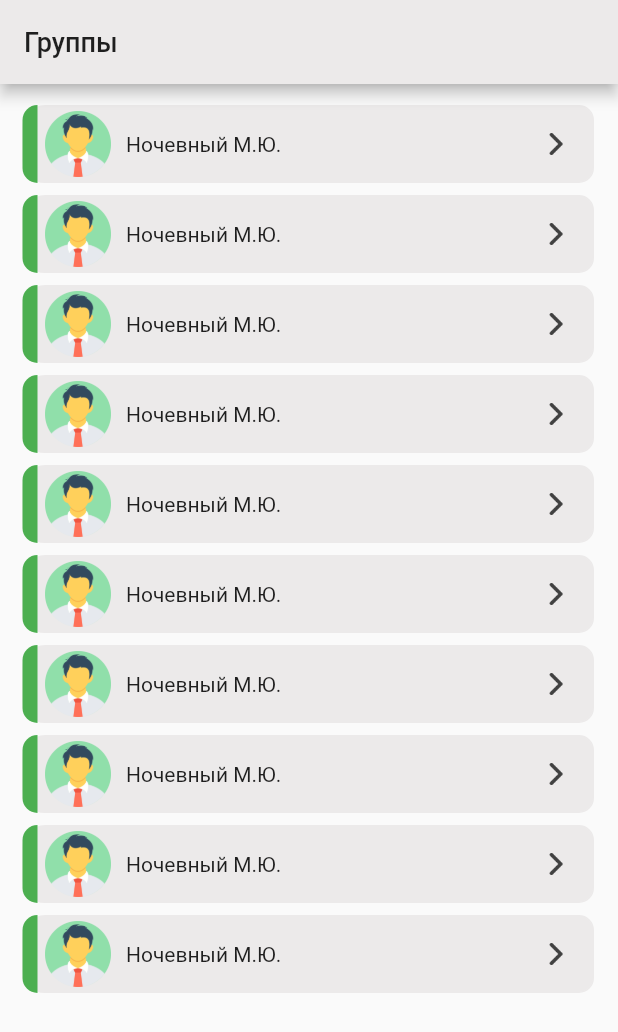
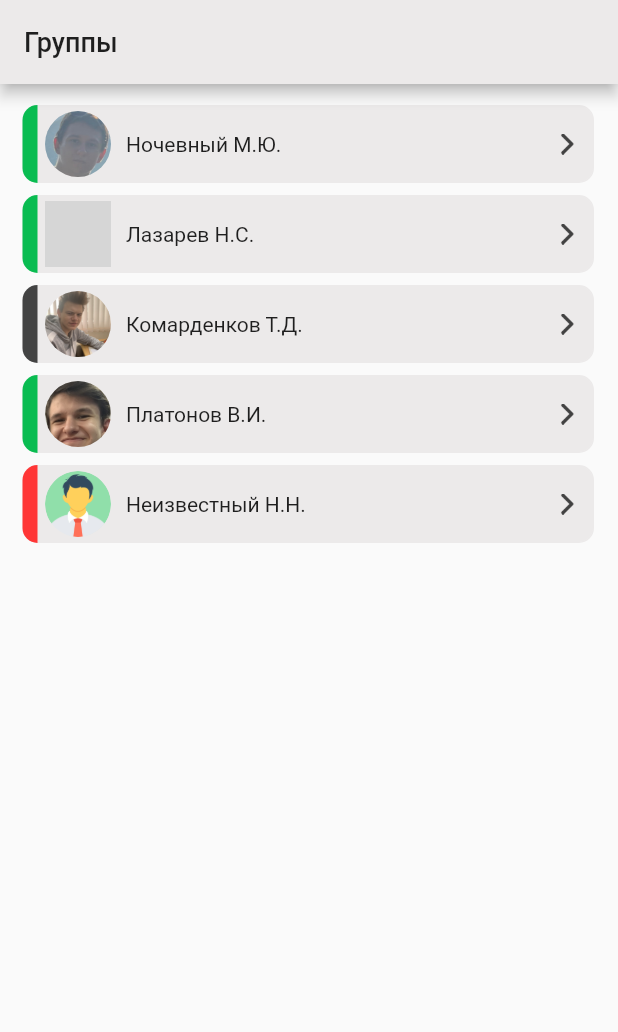
Before and after one commit to Velp6268/AppHealthStatus, a Flutter app: the Group screen opened directly, on a phone screen of 412 x 824 dp. Shown: the top 1032 px of the screen. Run offline on Flutter 3.47's test engine with Material 2 defaults, Android fonts, the phone set to English and light mode, and no system bars; grey boxes are pictures that could not be loaded.

Commit message:
process0.95

```diff
--- a/lib/Architecture/User.dart
+++ b/lib/Architecture/User.dart
@@ -1,14 +1,28 @@
+import 'dart:ui';
+
+//import 'package:health_status/Theme/app_colors.dart';
+
 class User {
-  late int id;
-  late String name;
+  final int id;
+  final String fullName;
+  final String imageName;
+  final Color? healthStatus;
+
+  User({
+    required this.id,
+    required this.fullName,
+    required this.imageName,
+    required this.healthStatus
+});
+
 
 
   String get user_name {
-    return name;
+    return fullName;
   }
 
-  void set user_name(String name) {
-    this.name = name;
+  void set user_name(String fullName) {
+    fullName = fullName;
   }
 
   int get id_user {
@@ -16,6 +30,9 @@ class User {
   }
 
   void set id_user(int id) {
-    this.id = id;
+    id = id;
   }
+
+
+
 }
--- a/lib/Frames/Group.dart
+++ b/lib/Frames/Group.dart
@@ -1,17 +1,18 @@
 import 'package:flutter/cupertino.dart';
 import 'package:flutter/material.dart';
 import 'package:health_status/Architecture/Repository.dart';
+import 'package:health_status/Architecture/User.dart';
 import 'package:health_status/resources/resources.dart';
 import 'package:health_status/Theme/app_colors.dart';
 
 class Group extends StatelessWidget {
+  final Repository repository;
 
-  final Repository repository;
   const Group({Key? key, required this.repository}) : super(key: key);
 
   @override
   Widget build(BuildContext context) {
-    // var list = repository.getAll();
+    var students = repository.getAll();
 
     return Scaffold(
       appBar: AppBar(
@@ -24,9 +25,10 @@ class Group extends StatelessWidget {
           ///Лист
           ListView.builder(
             padding: const EdgeInsets.only(top: 6),
-            itemCount: 10,
+            itemCount: students.length,
             itemExtent: 60,
             itemBuilder: (BuildContext context, int index) {
+              final student = students[index];
               return Container(
                 ///отвечает за отступы Элемента списка от краев
                 padding: const EdgeInsets.fromLTRB(15, 8, 16, 0),
@@ -39,12 +41,13 @@ class Group extends StatelessWidget {
                       borderRadius: const BorderRadius.only(
                           topRight: Radius.circular(10),
                           bottomRight: Radius.circular(10),
-                          topLeft: Radius.circular(15),
-                          bottomLeft: Radius.circular(15)),
+                          topLeft: Radius.circular(10),
+                          bottomLeft: Radius.circular(10)),
                       color: AppColors.mainGrey),
                   child: Row(
                     children: [
-                      buildHealthLineContainer(),
+                      ///Метод в котором хранится Контейнер с полоской здоровья
+                      buildHealthyLine(student),
 
                       ///Делаем отступ
                       const Padding(
@@ -52,37 +55,28 @@ class Group extends StatelessWidget {
                       ),
 
                       ///Аватарка
-                      const Image(
-                        image: AssetImage(AppImages.man),
+
+                      ClipOval(
+                        child: Image(
+                          image: AssetImage(student.imageName),
                           width: 44,
                           height: 44,
+                          fit: BoxFit.fitWidth,
+                        ),
                       ),
 
                       ///Контейнер в котором хранится колонка с текстом
-                      Expanded(
-                        flex: 3,
-                        child: Container(
-                          padding: const EdgeInsets.only(left: 10),
-                          child: Column(
-                            crossAxisAlignment: CrossAxisAlignment.start,
-                            children: const [
-                              SizedBox(height: 18),
-                              Text('Ночевный М.Ю.')
-                            ],
-                          ),
-                        ),
-                      ),
+                      buildFullName(student),
 
-                      ///Отступ от контейнера для поинтера
-                      ///
+                      ///Отступ от контейнера для стрелочки и сама стрелочка
                       Expanded(
                         flex: 1,
                         child: Container(
-                            padding: const EdgeInsets.only(left: 30),
+                            padding: const EdgeInsets.only(left: 45),
                             child: const Image(
                               image: AssetImage(AppImages.pointer),
-                              width: 15,
-                              height: 15,
+                              width: 14,
+                              height: 14,
                             )),
                       ),
 
@@ -98,16 +92,30 @@ class Group extends StatelessWidget {
     );
   }
 
-  Container buildHealthLineContainer() {
+  ///контейнер отвечающий за полоску здоровья
+  Container buildHealthyLine(User student) {
     return Container(
-                      ///контейнер отвечающий за полоску здоровья
-                      decoration: const BoxDecoration(
-                        borderRadius: BorderRadius.horizontal(
-                          left: Radius.circular(15),
+      decoration: BoxDecoration(
+        borderRadius: const BorderRadius.horizontal(
+          left: Radius.circular(10),
         ),
-                        color: Colors.green,
+        color: student.healthStatus,
       ),
       width: 10,
     );
   }
+
+  ///Контейнер отвечающий за Имя
+  Expanded buildFullName(User student) {
+    return Expanded(
+      flex: 3,
+      child: Container(
+        padding: const EdgeInsets.only(left: 10),
+        child: Column(
+          crossAxisAlignment: CrossAxisAlignment.start,
+          children: [SizedBox(height: 18), Text(student.fullName)],
+        ),
+      ),
+    );
   }
+}
--- a/lib/main_screen_widget.dart
+++ b/lib/main_screen_widget.dart
@@ -1,6 +1,6 @@
 import 'package:flutter/material.dart';
 import 'package:health_status/Architecture/DbMock.dart';
-// import 'package:health_status/Architecture/IDataSourse.dart';
+//import 'package:health_status/Architecture/IDataSourse.dart';
 import 'package:health_status/Architecture/Repository.dart';
 import 'package:health_status/Frames/Group.dart';
 import 'package:health_status/Frames/Status.dart';
--- a/lib/resources/app_images.dart
+++ b/lib/resources/app_images.dart
@@ -3,6 +3,10 @@ part of 'resources.dart';
 class AppImages {
   AppImages._();
 
+  static const String maks = 'images/Maks.jpg';
+  static const String tim = 'images/Tim.jpg';
+  static const String vitalya = 'images/Vitalya.jpg';
   static const String man = 'images/man.png';
+  static const String nikita = 'images/nikita.jpg';
   static const String pointer = 'images/pointer.png';
 }
```
Also changed, not shown: lib/Architecture/DbMock.dart (+34 -3 lines), lib/Theme/Methods.dart (deleted, +0 -9 lines), images/Maks.jpg (added), images/Tim.jpg (added), images/Vitalya.jpg (added), 1 other file. Lines whose indentation alone changed are shown as unchanged.
